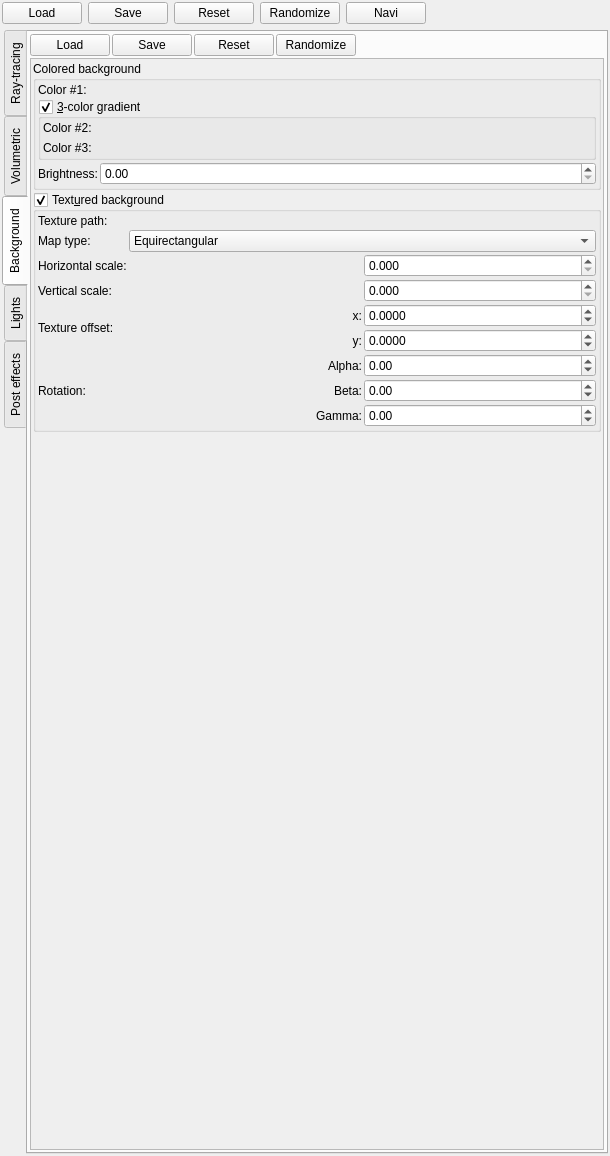
Qt form mandelbulber2/qt/dock_effects.ui (buddhi1980/mandelbulber2) before a commit.
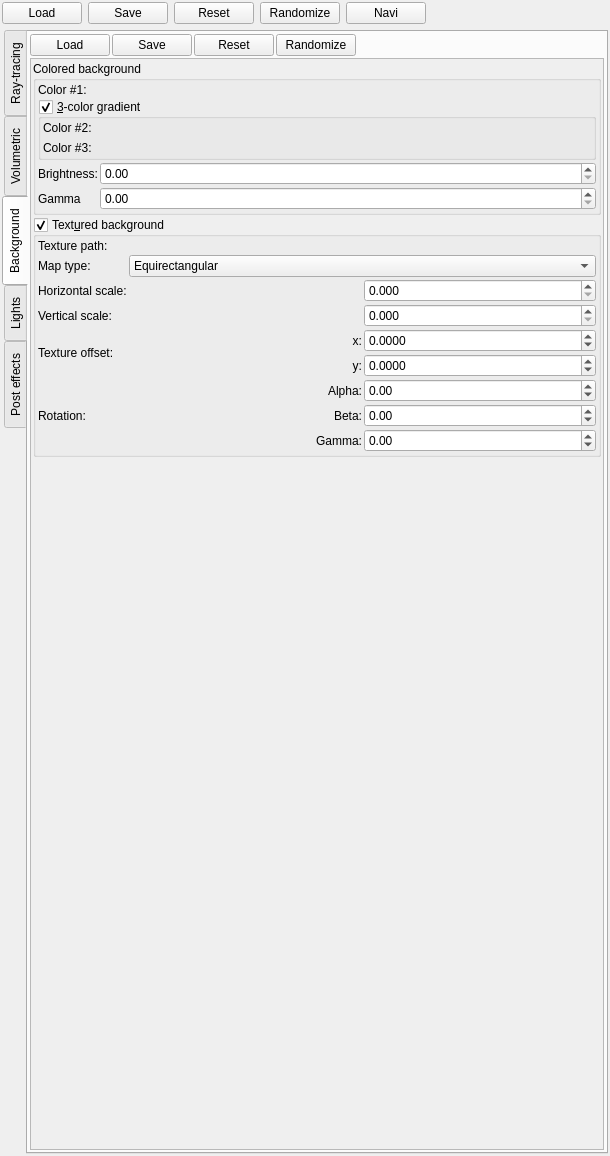
The same form after that commit. The open tabs and pages were chosen to show the change. Icons and pictures are not drawn. Custom widgets are drawn as their Qt base class.

Commit message: Added gamma correction option fro background textures (important for HDRi textures)

Patch:
```diff
--- a/mandelbulber2/qt/dock_effects.ui
+++ b/mandelbulber2/qt/dock_effects.ui
@@ -2597,8 +2597,8 @@
            <rect>
             <x>0</x>
             <y>0</y>
-            <width>272</width>
-            <height>381</height>
+            <width>571</width>
+            <height>1078</height>
            </rect>
           </property>
           <layout class="QVBoxLayout" name="verticalLayout_36">
@@ -2770,6 +2770,47 @@
                   </property>
                  </widget>
                 </item>
+                <item row="1" column="0">
+                 <widget class="QLabel" name="label_227">
+                  <property name="sizePolicy">
+                   <sizepolicy hsizetype="Maximum" vsizetype="Preferred">
+                    <horstretch>0</horstretch>
+                    <verstretch>0</verstretch>
+                   </sizepolicy>
+                  </property>
+                  <property name="text">
+                   <string>Gamma</string>
+                  </property>
+                 </widget>
+                </item>
+                <item row="1" column="1">
+                 <widget class="MyDoubleSpinBox" name="spinbox_background_gamma">
+                  <property name="sizePolicy">
+                   <sizepolicy hsizetype="Minimum" vsizetype="Preferred">
+                    <horstretch>0</horstretch>
+                    <verstretch>0</verstretch>
+                   </sizepolicy>
+                  </property>
+                  <property name="toolTip">
+                   <string>&lt;html&gt;&lt;head/&gt;&lt;body&gt;&lt;p&gt;Brightness of background&lt;/p&gt;&lt;/body&gt;&lt;/html&gt;</string>
+                  </property>
+                  <property name="prefix">
+                   <string/>
+                  </property>
+                  <property name="suffix">
+                   <string/>
+                  </property>
+                  <property name="decimals">
+                   <number>2</number>
+                  </property>
+                  <property name="maximum">
+                   <double>1000.000000000000000</double>
+                  </property>
+                  <property name="singleStep">
+                   <double>0.100000000000000</double>
+                  </property>
+                 </widget>
+                </item>
                </layout>
               </item>
              </layout>
```
Left out of the diff: 2 changed lines with no effect on the pictures. The commit also changes 7 other files.
